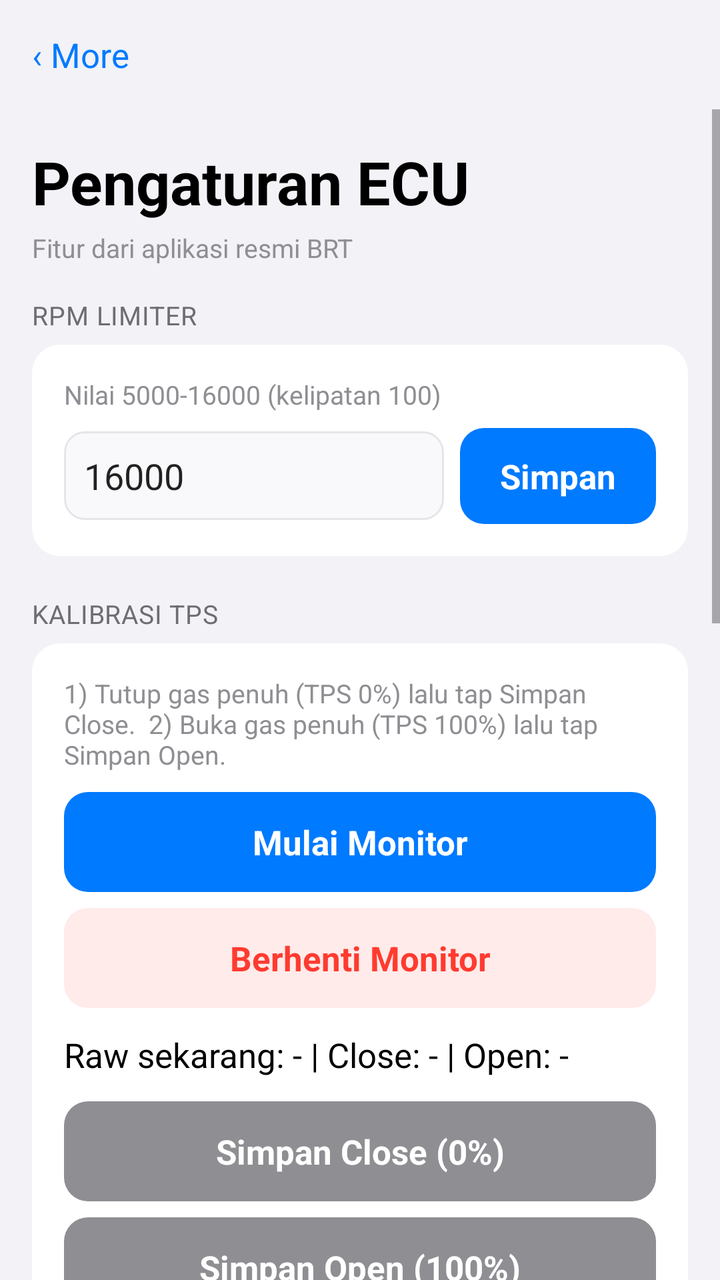
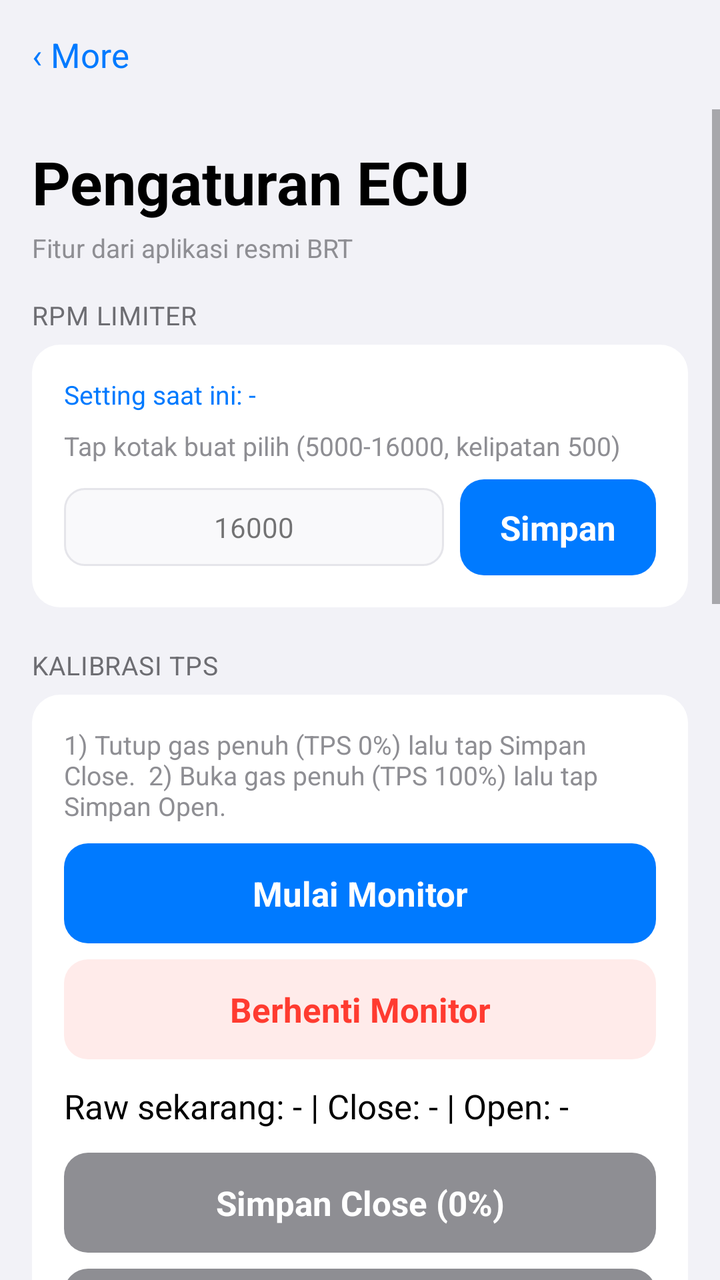

The first picture is an Android layout as it rendered before a commit; the second is the same layout after the commit. The layout source and the unified diff follow.
<!-- AndroidManifest.xml: application theme Theme.SimpleJukenTuner -->
<!-- res/layout/fragment_ecu_settings.xml -->
<?xml version="1.0" encoding="utf-8"?>
<LinearLayout xmlns:android="http://schemas.android.com/apk/res/android"
    android:orientation="vertical"
    android:layout_width="match_parent"
    android:layout_height="match_parent"
    android:background="@color/ios_background">

    <LinearLayout
        android:layout_width="match_parent"
        android:layout_height="wrap_content"
        android:orientation="horizontal"
        android:gravity="center_vertical"
        android:padding="12dp">
        <TextView
            android:id="@+id/backButtonSettings"
            android:layout_width="wrap_content"
            android:layout_height="wrap_content"
            android:text="‹ More"
            android:textColor="@color/ios_blue"
            android:textSize="17sp"
            android:padding="4dp"
            android:clickable="true"
            android:focusable="true" />
    </LinearLayout>

    <ScrollView android:layout_width="match_parent" android:layout_height="0dp" android:layout_weight="1">
        <LinearLayout
            android:orientation="vertical"
            android:layout_width="match_parent"
            android:layout_height="wrap_content"
            android:padding="16dp">

            <TextView style="@style/IosLargeTitle" android:text="Pengaturan ECU" android:paddingBottom="4dp" />
            <TextView style="@style/IosCaption" android:text="Fitur dari aplikasi resmi BRT" android:paddingBottom="16dp" />

            
            <TextView style="@style/IosSectionHeader" android:text="RPM Limiter" android:paddingBottom="6dp" />
            <LinearLayout
                android:layout_width="match_parent" android:layout_height="wrap_content"
                android:orientation="vertical" android:background="@drawable/bg_ios_card"
                android:padding="16dp" android:layout_marginBottom="20dp">

                <TextView style="@style/IosCaption" android:text="Nilai 5000-16000 (kelipatan 100)" android:paddingBottom="8dp" />
                <LinearLayout android:layout_width="match_parent" android:layout_height="wrap_content" android:orientation="horizontal" android:gravity="center_vertical">
                    <EditText
                        android:id="@+id/limiterInput"
                        android:layout_width="0dp" android:layout_weight="1" android:layout_height="wrap_content"
                        android:text="16000" android:inputType="number" android:background="@drawable/bg_ios_inset" android:padding="10dp" android:layout_marginEnd="8dp" />
                    <Button android:id="@+id/saveLimiterButton" style="@style/IosButtonPrimary" android:layout_width="wrap_content" android:layout_height="wrap_content" android:paddingStart="20dp" android:paddingEnd="20dp" android:paddingTop="12dp" android:paddingBottom="12dp" android:text="Simpan" />
                </LinearLayout>
            </LinearLayout>

            
            <TextView style="@style/IosSectionHeader" android:text="Kalibrasi TPS" android:paddingBottom="6dp" />
            <LinearLayout
                android:layout_width="match_parent" android:layout_height="wrap_content"
                android:orientation="vertical" android:background="@drawable/bg_ios_card"
                android:padding="16dp" android:layout_marginBottom="20dp">

                <TextView style="@style/IosCaption" android:text="1) Tutup gas penuh (TPS 0%) lalu tap Simpan Close.  2) Buka gas penuh (TPS 100%) lalu tap Simpan Open." android:paddingBottom="10dp" />

                <Button android:id="@+id/startTpsMonitorButton" style="@style/IosButtonPrimary" android:text="Mulai Monitor" android:layout_marginBottom="8dp" />
                <Button android:id="@+id/stopTpsMonitorButton" style="@style/IosButtonDestructive" android:text="Berhenti Monitor" android:layout_marginBottom="12dp" />

                <TextView android:id="@+id/tpsCalibStatus" style="@style/IosRowTitle" android:text="Raw sekarang: - | Close: - | Open: -" android:paddingBottom="12dp" />

                <Button android:id="@+id/saveTpsCloseButton" style="@style/IosButtonPrimary" android:backgroundTint="#8E8E93" android:text="Simpan Close (0%)" android:layout_marginBottom="8dp" />
                <Button android:id="@+id/saveTpsOpenButton" style="@style/IosButtonPrimary" android:backgroundTint="#8E8E93" android:text="Simpan Open (100%)" />
            </LinearLayout>

            
            <TextView style="@style/IosSectionHeader" android:text="Jet Fuel (tambahan bensin saat gas disentak)" android:paddingBottom="6dp" />
            <LinearLayout
                android:layout_width="match_parent" android:layout_height="wrap_content"
                android:orientation="vertical" android:background="@drawable/bg_ios_card"
                android:padding="16dp" android:layout_marginBottom="20dp">

                <TextView style="@style/IosCaption" android:text="Persen tambahan bensin per kecepatan sentakan gas:" android:paddingBottom="8dp" />

                <LinearLayout android:layout_width="match_parent" android:layout_height="wrap_content" android:orientation="horizontal" android:layout_marginBottom="6dp">
                    <TextView android:layout_width="0dp" android:layout_weight="1" android:layout_height="wrap_content" android:text="Slow %" style="@style/IosCaption" />
                    <TextView android:layout_width="0dp" android:layout_weight="1" android:layout_height="wrap_content" android:text="Slow-Med %" style="@style/IosCaption" />
                    <TextView android:layout_width="0dp" android:layout_weight="1" android:layout_height="wrap_content" android:text="Med-Fast %" style="@style/IosCaption" />
                    <TextView android:layout_width="0dp" android:layout_weight="1" android:layout_height="wrap_content" android:text="Fast %" style="@style/IosCaption" />
                </LinearLayout>
                <LinearLayout android:layout_width="match_parent" android:layout_height="wrap_content" android:orientation="horizontal" android:layout_marginBottom="10dp">
                    <EditText android:id="@+id/jfSlowInput" android:layout_width="0dp" android:layout_weight="1" android:layout_height="wrap_content" android:text="0" android:inputType="number" android:gravity="center" android:background="@drawable/bg_ios_inset" android:layout_marginEnd="4dp" />
                    <EditText android:id="@+id/jfSlowMedInput" android:layout_width="0dp" android:layout_weight="1" android:layout_height="wrap_content" android:text="0" android:inputType="number" android:gravity="center" android:background="@drawable/bg_ios_inset" android:layout_marginEnd="4dp" />
                    <EditText android:id="@+id/jfMedFastInput" android:layout_width="0dp" android:layout_weight="1" android:layout_height="wrap_content" android:text="0" android:inputType="number" android:gravity="center" android:background="@drawable/bg_ios_inset" android:layout_marginEnd="4dp" />
                    <EditText android:id="@+id/jfFastInput" android:layout_width="0dp" android:layout_weight="1" android:layout_height="wrap_content" android:text="0" android:inputType="number" android:gravity="center" android:background="@drawable/bg_ios_inset" />
                </LinearLayout>
                <Button android:id="@+id/saveJetFuelButton" style="@style/IosButtonPrimary" android:text="Simpan Jet Fuel" android:layout_marginBottom="16dp" />

                <TextView style="@style/IosCaption" android:text="Ambang kecepatan bukaan gas (%/detik) buat tiap level:" android:paddingBottom="8dp" />
                <LinearLayout android:layout_width="match_parent" android:layout_height="wrap_content" android:orientation="horizontal" android:layout_marginBottom="6dp">
                    <TextView android:layout_width="0dp" android:layout_weight="1" android:layout_height="wrap_content" android:text="Slow" style="@style/IosCaption" />
                    <TextView android:layout_width="0dp" android:layout_weight="1" android:layout_height="wrap_content" android:text="Slow-Med" style="@style/IosCaption" />
                    <TextView android:layout_width="0dp" android:layout_weight="1" android:layout_height="wrap_content" android:text="Fast" style="@style/IosCaption" />
                </LinearLayout>
                <LinearLayout android:layout_width="match_parent" android:layout_height="wrap_content" android:orientation="horizontal" android:layout_marginBottom="10dp">
                    <EditText android:id="@+id/tpsRateSlowInput" android:layout_width="0dp" android:layout_weight="1" android:layout_height="wrap_content" android:text="5" android:inputType="number" android:gravity="center" android:background="@drawable/bg_ios_inset" android:layout_marginEnd="4dp" />
                    <EditText android:id="@+id/tpsRateSlowMedInput" android:layout_width="0dp" android:layout_weight="1" android:layout_height="wrap_content" android:text="15" android:inputType="number" android:gravity="center" android:background="@drawable/bg_ios_inset" android:layout_marginEnd="4dp" />
                    <EditText android:id="@+id/tpsRateFastInput" android:layout_width="0dp" android:layout_weight="1" android:layout_height="wrap_content" android:text="30" android:inputType="number" android:gravity="center" android:background="@drawable/bg_ios_inset" />
                </LinearLayout>
                <Button android:id="@+id/saveTpsRateButton" style="@style/IosButtonPrimary" android:text="Simpan TPS Rate" />
            </LinearLayout>

            
            <TextView style="@style/IosSectionHeader" android:text="Suhu Nyala Kipas" android:paddingBottom="6dp" />
            <LinearLayout
                android:layout_width="match_parent" android:layout_height="wrap_content"
                android:orientation="vertical" android:background="@drawable/bg_ios_card"
                android:padding="16dp" android:layout_marginBottom="20dp">

                <LinearLayout android:layout_width="match_parent" android:layout_height="wrap_content" android:orientation="horizontal" android:gravity="center_vertical">
                    <EditText
                        android:id="@+id/fanTempInput"
                        android:layout_width="0dp" android:layout_weight="1" android:layout_height="wrap_content"
                        android:hint="mis. 95.5" android:inputType="numberDecimal" android:background="@drawable/bg_ios_inset" android:padding="10dp" android:layout_marginEnd="8dp" />
                    <TextView android:layout_width="wrap_content" android:layout_height="wrap_content" android:text="°C" android:textColor="@color/ios_label_secondary" android:layout_marginEnd="8dp" />
                    <Button android:id="@+id/saveFanTempButton" style="@style/IosButtonPrimary" android:layout_width="wrap_content" android:layout_height="wrap_content" android:paddingStart="20dp" android:paddingEnd="20dp" android:paddingTop="12dp" android:paddingBottom="12dp" android:text="Simpan" />
                </LinearLayout>
            </LinearLayout>

            
            <TextView style="@style/IosSectionHeader" android:text="Zona Berbahaya" android:paddingBottom="6dp" />
            <LinearLayout
                android:layout_width="match_parent" android:layout_height="wrap_content"
                android:orientation="vertical" android:background="@drawable/bg_ios_card"
                android:padding="16dp">

                <TextView style="@style/IosCaption" android:text="Mengembalikan SEMUA kalibrasi ECU ke pengaturan awal pabrik. Tidak bisa dibatalkan — pastikan sudah export/backup semua map dulu." android:paddingBottom="10dp" />
                <Button android:id="@+id/factoryResetButton" style="@style/IosButtonDestructive" android:text="Factory Reset ECU" />
            </LinearLayout>

        </LinearLayout>
    </ScrollView>
</LinearLayout>
<!-- resources referenced by this layout -->
<resources>
  <color name="ios_background">#F2F2F7</color>
  <color name="ios_blue">#007AFF</color>
  <color name="ios_label_secondary">#8E8E93</color>
  <!-- drawable bg_ios_card (drawable) -->
  <?xml version="1.0" encoding="utf-8"?>
  <shape xmlns:android="http://schemas.android.com/apk/res/android" android:shape="rectangle">
      <solid android:color="@color/ios_card" />
      <corners android:radius="14dp" />
  </shape>
  <!-- drawable bg_ios_inset (drawable) -->
  <?xml version="1.0" encoding="utf-8"?>
  <shape xmlns:android="http://schemas.android.com/apk/res/android" android:shape="rectangle">
      <solid android:color="#F9F9FB" />
      <corners android:radius="10dp" />
      <stroke android:width="1dp" android:color="@color/ios_separator" />
  </shape>
  <style name="IosCaption">
          <item name="android:layout_width">wrap_content</item>
          <item name="android:layout_height">wrap_content</item>
          <item name="android:textSize">13sp</item>
          <item name="android:textColor">@color/ios_label_secondary</item>
      </style>
  <style name="IosLargeTitle">
          <item name="android:layout_width">wrap_content</item>
          <item name="android:layout_height">wrap_content</item>
          <item name="android:textSize">30sp</item>
          <item name="android:textStyle">bold</item>
          <item name="android:textColor">@color/ios_label</item>
      </style>
  <style name="IosRowTitle">
          <item name="android:layout_width">wrap_content</item>
          <item name="android:layout_height">wrap_content</item>
          <item name="android:textSize">17sp</item>
          <item name="android:textColor">@color/ios_label</item>
      </style>
  <style name="IosSectionHeader">
          <item name="android:layout_width">wrap_content</item>
          <item name="android:layout_height">wrap_content</item>
          <item name="android:textSize">13sp</item>
          <item name="android:textAllCaps">true</item>
          <item name="android:textColor">@color/ios_grouped_header</item>
          <item name="android:letterSpacing">0.02</item>
      </style>
  <style name="Theme.SimpleJukenTuner" parent="Theme.MaterialComponents.Light.NoActionBar">
          <item name="android:windowBackground">@color/ios_background</item>
          <item name="android:statusBarColor">@color/ios_background</item>
          <item name="android:windowLightStatusBar">true</item>
          <item name="colorPrimary">@color/ios_blue</item>
          <item name="colorAccent">@color/ios_blue</item>
          <item name="android:fontFamily">sans-serif</item>
      </style>
  <color name="ios_card">#FFFFFF</color>
  <color name="ios_separator">#E5E5EA</color>
  <!-- drawable bg_ios_button_destructive (drawable) -->
  <?xml version="1.0" encoding="utf-8"?>
  <ripple xmlns:android="http://schemas.android.com/apk/res/android" android:color="#33000000">
      <item>
          <shape android:shape="rectangle">
              <solid android:color="#FFEBEA" />
              <corners android:radius="12dp" />
          </shape>
      </item>
  </ripple>
  <color name="ios_red">#FF3B30</color>
  <!-- drawable bg_ios_button_primary (drawable) -->
  <?xml version="1.0" encoding="utf-8"?>
  <ripple xmlns:android="http://schemas.android.com/apk/res/android" android:color="#33FFFFFF">
      <item>
          <shape android:shape="rectangle">
              <solid android:color="@color/ios_blue" />
              <corners android:radius="12dp" />
          </shape>
      </item>
  </ripple>
  <color name="ios_label">#000000</color>
  <color name="ios_grouped_header">#6D6D72</color>
</resources>

<!-- the commit's change to res/layout/fragment_ecu_settings.xml (unified diff, before → after) -->
@@ -40,12 +40,14 @@
                 android:orientation="vertical" android:background="@drawable/bg_ios_card"
                 android:padding="16dp" android:layout_marginBottom="20dp">
 
-                <TextView style="@style/IosCaption" android:text="Nilai 5000-16000 (kelipatan 100)" android:paddingBottom="8dp" />
+                <TextView android:id="@+id/limiterCurrentText" style="@style/IosCaption" android:text="Setting saat ini: -" android:textColor="@color/ios_blue" android:paddingBottom="8dp" />
+                <TextView style="@style/IosCaption" android:text="Tap kotak buat pilih (5000-16000, kelipatan 500)" android:paddingBottom="8dp" />
                 <LinearLayout android:layout_width="match_parent" android:layout_height="wrap_content" android:orientation="horizontal" android:gravity="center_vertical">
-                    <EditText
+                    <TextView
                         android:id="@+id/limiterInput"
                         android:layout_width="0dp" android:layout_weight="1" android:layout_height="wrap_content"
-                        android:text="16000" android:inputType="number" android:background="@drawable/bg_ios_inset" android:padding="10dp" android:layout_marginEnd="8dp" />
+                        android:text="16000" android:gravity="center" android:background="@drawable/bg_ios_inset" android:padding="10dp" android:layout_marginEnd="8dp"
+                        android:clickable="true" android:focusable="true" />
                     <Button android:id="@+id/saveLimiterButton" style="@style/IosButtonPrimary" android:layout_width="wrap_content" android:layout_height="wrap_content" android:paddingStart="20dp" android:paddingEnd="20dp" android:paddingTop="12dp" android:paddingBottom="12dp" android:text="Simpan" />
                 </LinearLayout>
             </LinearLayout>
@@ -75,6 +77,7 @@
                 android:orientation="vertical" android:background="@drawable/bg_ios_card"
                 android:padding="16dp" android:layout_marginBottom="20dp">
 
+                <TextView android:id="@+id/jetFuelCurrentText" style="@style/IosCaption" android:text="Setting saat ini: -" android:textColor="@color/ios_blue" android:paddingBottom="8dp" />
                 <TextView style="@style/IosCaption" android:text="Persen tambahan bensin per kecepatan sentakan gas:" android:paddingBottom="8dp" />
 
                 <LinearLayout android:layout_width="match_parent" android:layout_height="wrap_content" android:orientation="horizontal" android:layout_marginBottom="6dp">
